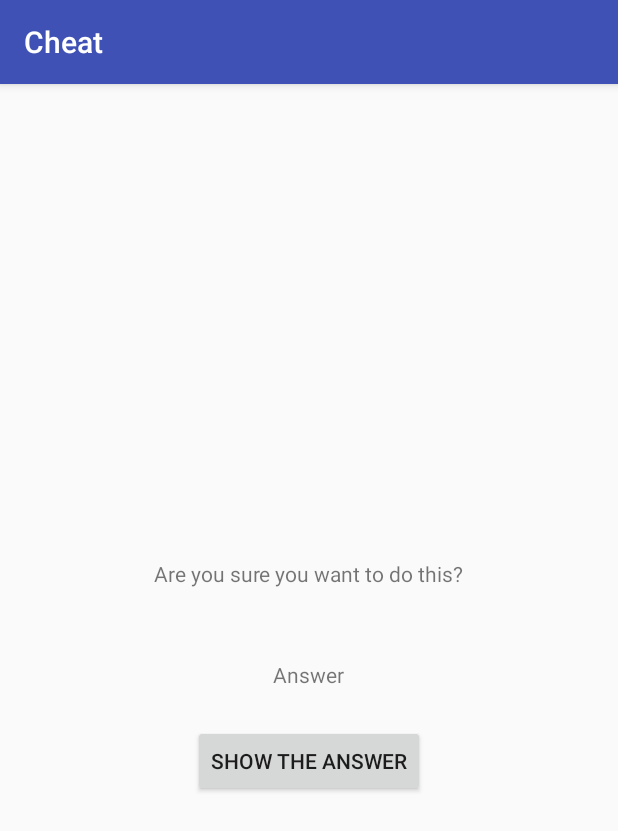
After one commit to Alec-Dipasquale/GeoQuiz, an Android app: the CheatActivity screen opened directly, with no data from a screen before it, on a phone screen of 412 x 824 dp. The commit adds this screen. Shown: the top 831 px of the screen. Run offline under Robolectric (Android 15) with nearby library versions, the phone set to English and light mode, and no system bars.

Commit message:
started cheat activity

```diff
--- /dev/null
+++ b/app/src/main/java/com/bignerdranch/android/geoquiz/CheatActivity.java
@@ -0,0 +1,13 @@
+package com.bignerdranch.android.geoquiz;
+
+import android.support.v7.app.AppCompatActivity;
+import android.os.Bundle;
+
+public class CheatActivity extends AppCompatActivity {
+
+    @Override
+    protected void onCreate(Bundle savedInstanceState) {
+        super.onCreate(savedInstanceState);
+        setContentView(R.layout.activity_cheat);
+    }
+}
--- /dev/null
+++ b/app/src/main/res/layout/activity_cheat.xml
@@ -0,0 +1,25 @@
+<?xml version="1.0" encoding="utf-8"?>
+<LinearLayout xmlns:android="http://schemas.android.com/apk/res/android"
+    xmlns:tools="http://schemas.android.com/tools"
+    android:layout_width="match_parent"
+    android:layout_height="match_parent"
+    android:orientation="vertical"
+    android:gravity="center"
+    tools:context=".CheatActivity">
+    <TextView
+        android:layout_width="wrap_content"
+        android:layout_height="wrap_content"
+        android:padding="24dp"
+        android:text="@string/warning_text"/>
+    <TextView
+        android:id="@+id/answer_text_view"
+        android:layout_width="wrap_content"
+        android:layout_height="wrap_content"
+        android:padding="24dp"
+        android:text="@string/answer"/>
+    <Button
+        android:id="@+id/show_answer_button"
+        android:layout_width="wrap_content"
+        android:layout_height="wrap_content"
+        android:text="@string/show_answer_button"/>
+</LinearLayout>
--- a/app/src/main/res/layout/activity_main.xml
+++ b/app/src/main/res/layout/activity_main.xml
@@ -43,6 +43,11 @@
         android:layout_width="wrap_content"
         android:layout_height="wrap_content"
         android:orientation="horizontal">
+        <Button
+            android:id="@+id/cheat_button"
+            android:layout_width="wrap_content"
+            android:layout_height="wrap_content"
+            android:text="@string/cheat_button"/>
         <ImageButton
             android:id="@+id/prev_button"
             android:layout_width="wrap_content"
--- a/app/src/main/res/values/strings.xml
+++ b/app/src/main/res/values/strings.xml
@@ -12,5 +12,11 @@
     <string name="incorrect_toast">Incorrect</string>
     <string name="prev_button">Prev</string>
     <string name="next_button">Next</string>
+    <string name="warning_text">Are you sure you want to do this?</string>
+    <string name="show_answer_button">Show the Answer</string>
+    <string name="cheat_button">Cheat!</string>
+    <string name="judgement_toast">Cheating is wrong.</string>
+    <string name="answer">Answer</string>
+    <string name="title_cheat">Cheat</string>
 
 </resources>
```
Also changed, not shown: app/src/main/AndroidManifest.xml (+17 -0 lines), app/src/main/res/layout-land/activity_main.xml (+11 -0 lines).
